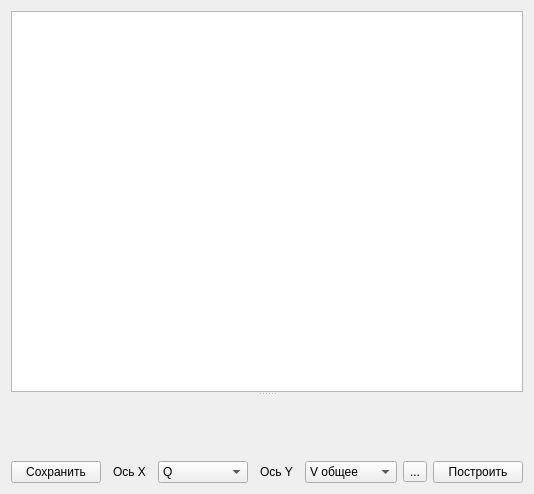
First picture: the form in ui/curves.ui, repository mikhailmishurinskikh/parametrizator, before the edit.
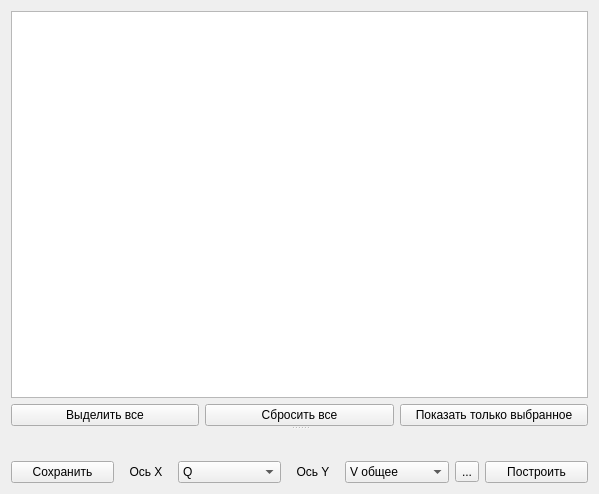
Second picture: the form after the edit. Custom widgets are drawn as their Qt base class.

Commit message: 1.2 release: sorting, legend edit, bug fixed, update curves table

Patch:
```diff
--- a/ui/curves.ui
+++ b/ui/curves.ui
@@ -6,26 +6,59 @@
    <rect>
     <x>0</x>
     <y>0</y>
-    <width>534</width>
+    <width>599</width>
     <height>494</height>
    </rect>
   </property>
   <property name="windowTitle">
    <string>Form</string>
   </property>
-  <layout class="QVBoxLayout" name="verticalLayout">
+  <layout class="QHBoxLayout" name="horizontalLayout_3">
    <item>
     <widget class="QSplitter" name="splitter">
      <property name="orientation">
       <enum>Qt::Orientation::Vertical</enum>
      </property>
+     <widget class="QWidget" name="verticalLayoutWidget_2">
+      <layout class="QVBoxLayout" name="verticalLayout">
+       <item>
      <widget class="QTableView" name="tableView">
       <property name="sortingEnabled">
        <bool>true</bool>
       </property>
      </widget>
+       </item>
+       <item>
+        <layout class="QHBoxLayout" name="horizontalLayout_2">
+         <item>
+          <widget class="QPushButton" name="selectAll_button">
+           <property name="text">
+            <string>Выделить все</string>
+           </property>
+          </widget>
+         </item>
+         <item>
+          <widget class="QPushButton" name="deselectAll_button">
+           <property name="text">
+            <string>Сбросить все</string>
+           </property>
+          </widget>
+         </item>
+         <item>
+          <widget class="QPushButton" name="showChecked_button">
+           <property name="text">
+            <string>Показать только выбранное</string>
+           </property>
+          </widget>
+         </item>
+        </layout>
+       </item>
+      </layout>
+     </widget>
+     <widget class="QWidget" name="verticalLayoutWidget">
+      <layout class="QVBoxLayout" name="verticalLayout_2">
+       <item>
      <widget class="CurvesCanvas" name="canvas" native="true"/>
-    </widget>
    </item>
    <item>
     <layout class="QHBoxLayout" name="horizontalLayout" stretch="2,1,2,1,2,0,2">
@@ -99,6 +132,10 @@
       </widget>
      </item>
     </layout>
+       </item>
+      </layout>
+     </widget>
+    </widget>
    </item>
   </layout>
  </widget>
```
Lines whose indentation alone changed are shown as unchanged. The commit also changes 11 other files.
